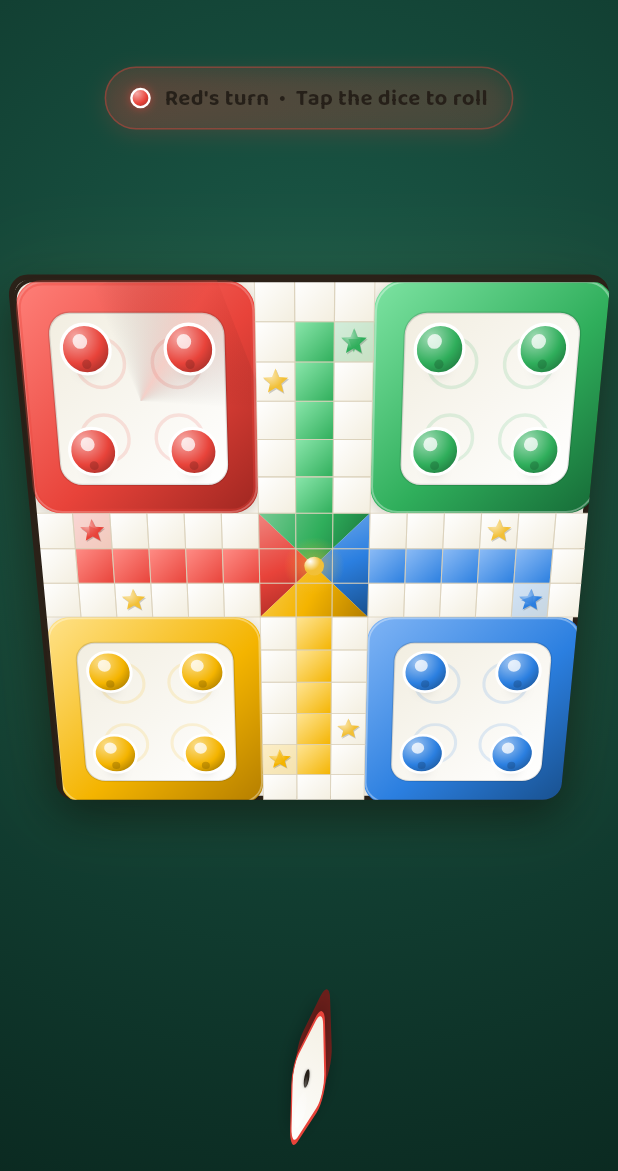
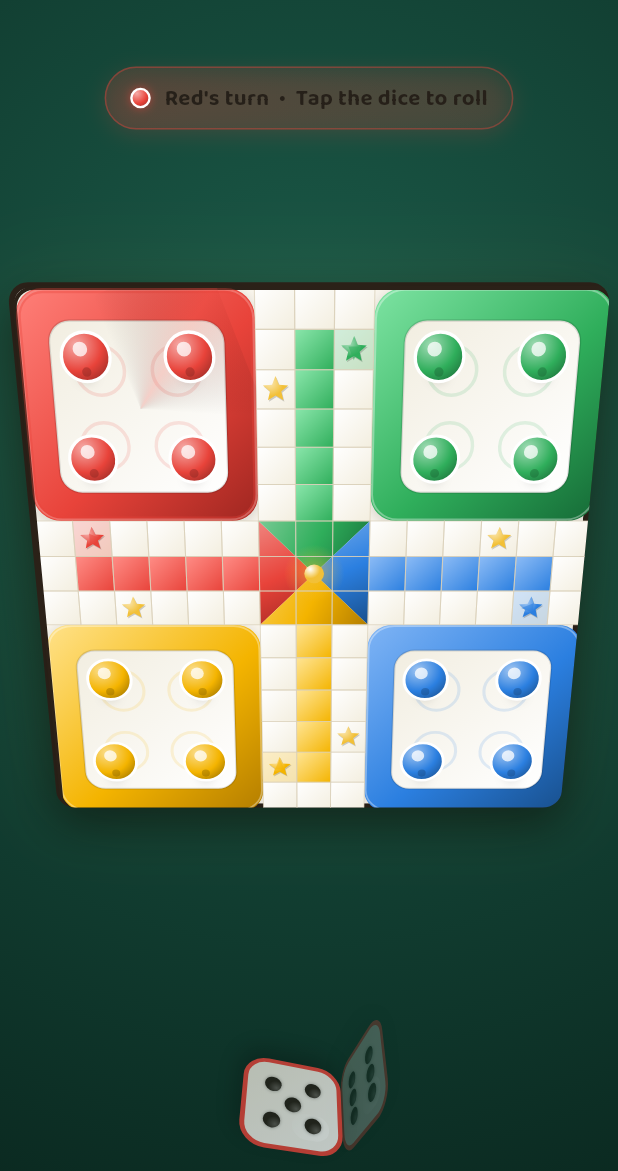
Before and after one commit to Gulshid/Ludo-Game, a Flutter app: the GameScreen screen opened directly, on a phone screen of 412 x 824 dp, the part 65-1236 px from its top. Run offline on Flutter 3.47's test engine with Material 3 defaults, Android fonts, the phone set to English and light mode, and no system bars; our stand-ins replace audioplayers, confetti, flutter_animate, flutter_screenutil, google_fonts, shared_preferences; accounts and stored records are empty.

Commit message:
dice widget is updated

```diff
--- a/ludo_game/lib/widgets/dice_widget.dart
+++ b/ludo_game/lib/widgets/dice_widget.dart
@@ -3,6 +3,7 @@ import 'package:flutter/material.dart';
 import 'package:flutter_screenutil/flutter_screenutil.dart';
 import 'package:ludo_game/models/player_color.dart';
 import 'package:provider/provider.dart';
+import 'package:vector_math/vector_math_64.dart' show Vector3;
 import '../constants/app_colors.dart';
 import '../models/game_phase.dart';
 import '../providers/game_provider.dart';
@@ -101,22 +102,13 @@ class _DiceWidgetState extends State<DiceWidget> with SingleTickerProviderStateM
 
           return Transform.translate(
             offset: Offset(0, hop),
-            child: Transform(
-              alignment: Alignment.center,
-              transform: Matrix4.identity()
-                ..setEntry(3, 2, 0.003)
-                ..rotateX(rotX)
-                ..rotateY(rotY),
             child: AnimatedScale(
               scale: canRoll ? 1.0 : 0.94,
               duration: const Duration(milliseconds: 150),
               curve: Curves.easeOut,
-                child: child,
-              ),
-            ),
-          );
-        },
-        child: _DiceCube(
+              child: _DiceCube3D(
+                rotX: rotX,
+                rotY: rotY,
                 value: _displayValue,
                 accent: accent,
                 dimmed: !canRoll && !_isRolling,
@@ -124,22 +116,35 @@ class _DiceWidgetState extends State<DiceWidget> with SingleTickerProviderStateM
               ),
             ),
           );
+        },
+      ),
+    );
   }
 }
 
-/// A raised, beveled cube: a darker "slab" offset down-right behind a
-/// bright front face forms a clean, always-readable 3D die — the
-/// tumble animation in the parent then rotates this whole thing in 3D.
+/// A real 6-faced cube, not a flat card. Each face is placed in 3D by
+/// pushing it out from the center along its own normal and then
+/// rotating it into position — the same construction used for CSS/GL
+/// cubes. The whole stack of faces is then spun by the parent's
+/// [rotX]/[rotY].
 ///
-/// While [isRolling] is true, the pip face is replaced by a spinning
-/// blur so no specific number is ever visible mid-roll.
-class _DiceCube extends StatefulWidget {
+/// Because every face genuinely occupies its own plane in 3D space,
+/// there's always a real, correctly-foreshortened face pointed roughly
+/// at the camera. Faces are faded out via backface culling
+/// (`facing <= 0`) as they turn away, so the transition between faces
+/// is a smooth cross-fade rather than the old flat card collapsing to
+/// an edge-on sliver mid-spin.
+class _DiceCube3D extends StatefulWidget {
+  final double rotX;
+  final double rotY;
   final int value;
   final Color accent;
   final bool dimmed;
   final bool isRolling;
 
-  const _DiceCube({
+  const _DiceCube3D({
+    required this.rotX,
+    required this.rotY,
     required this.value,
     required this.accent,
     required this.dimmed,
@@ -147,10 +152,10 @@ class _DiceCube extends StatefulWidget {
   });
 
   @override
-  State<_DiceCube> createState() => _DiceCubeState();
+  State<_DiceCube3D> createState() => _DiceCube3DState();
 }
 
-class _DiceCubeState extends State<_DiceCube> with SingleTickerProviderStateMixin {
+class _DiceCube3DState extends State<_DiceCube3D> with SingleTickerProviderStateMixin {
   late final AnimationController _blurSpin;
 
   @override
@@ -171,55 +176,143 @@ class _DiceCubeState extends State<_DiceCube> with SingleTickerProviderStateMixi
   @override
   Widget build(BuildContext context) {
     final double s = 66.w;
-    final double depth = 9.w;
+    final double half = s / 2;
+
+    // A real die: opposite faces always sum to 7. `value` is only
+    // guaranteed correct on the face currently pointed at the camera
+    // (the front face at rest) — the other five just need to be a
+    // physically valid arrangement, since they're only ever glimpsed
+    // in profile while spinning.
+    final int v = widget.value.clamp(1, 6);
+    final int back = 7 - v;
+    final List<int> remaining = [1, 2, 3, 4, 5, 6]..remove(v)..remove(back);
+    final int right = remaining[0];
+    final int top = remaining[1];
+
+    final List<_CubeFaceSpec> specs = [
+      _CubeFaceSpec(pipValue: v, rotY: 0, rotX: 0),
+      _CubeFaceSpec(pipValue: back, rotY: pi, rotX: 0),
+      _CubeFaceSpec(pipValue: right, rotY: pi / 2, rotX: 0),
+      _CubeFaceSpec(pipValue: 7 - right, rotY: -pi / 2, rotX: 0),
+      _CubeFaceSpec(pipValue: top, rotY: 0, rotX: -pi / 2),
+      _CubeFaceSpec(pipValue: 7 - top, rotY: 0, rotX: pi / 2),
+    ];
+
+    final Matrix4 outerRotation = Matrix4.identity()
+      ..rotateX(widget.rotX)
+      ..rotateY(widget.rotY);
+
+    // For each face, rotate its outward normal by (face orientation,
+    // then whole-cube spin) and keep only the z-component: that's how
+    // much it currently points at the viewer. Sorting by this value
+    // gives correct back-to-front paint order for free, and clamping
+    // it to [0, 1] gives a clean backface-culled opacity.
+    final List<_FaceRender> faces = specs.map((spec) {
+      final Matrix4 faceRotation = Matrix4.identity()
+        ..rotateY(spec.rotY)
+        ..rotateX(spec.rotX);
+      final Vector3 normal = outerRotation.multiplied(faceRotation).rotate3(Vector3(0, 0, 1));
+      return _FaceRender(spec: spec, facing: normal.z);
+    }).toList()
+      ..sort((a, b) => a.facing.compareTo(b.facing));
 
     return Opacity(
       opacity: widget.dimmed ? 0.55 : 1.0,
       child: SizedBox(
-        width: s + depth,
-        height: s + depth,
-        child: Stack(
-          children: [
-            // The slab: a solid, darker block sitting behind + below
-            // the face, whose visible sliver reads as cube thickness.
-            Positioned(
-              left: depth,
-              top: depth,
-              child: Container(
         width: s,
         height: s,
+        child: Transform(
+          alignment: Alignment.center,
+          transform: Matrix4.identity()
+            ..setEntry(3, 2, 0.003)
+            ..rotateX(widget.rotX)
+            ..rotateY(widget.rotY),
+          child: Stack(
+            children: faces
+                .where((f) => f.facing > 0.02)
+                .map((f) {
+                  final double opacity = f.facing.clamp(0.0, 1.0);
+                  return Transform(
+                    alignment: Alignment.center,
+                    transform: Matrix4.identity()
+                      ..rotateY(f.spec.rotY)
+                      ..rotateX(f.spec.rotX)
+                      ..translate(0.0, 0.0, half),
+                    child: Opacity(
+                      opacity: opacity,
+                      child: _DiceFace(
+                        value: f.spec.pipValue,
+                        accent: widget.accent,
+                        isRolling: widget.isRolling,
+                        blurController: _blurSpin,
+                        shade: 0.65 + 0.35 * opacity,
+                        size: s,
+                      ),
+                    ),
+                  );
+                })
+                .toList(),
+          ),
+        ),
+      ),
+    );
+  }
+}
+
+class _CubeFaceSpec {
+  final int pipValue;
+  final double rotY;
+  final double rotX;
+
+  const _CubeFaceSpec({required this.pipValue, required this.rotY, required this.rotX});
+}
+
+class _FaceRender {
+  final _CubeFaceSpec spec;
+  final double facing;
+
+  const _FaceRender({required this.spec, required this.facing});
+}
+
+/// One face of the cube: a raised, glossy card either showing the pip
+/// layout for [value] or — while [isRolling] — a spinning blur so no
+/// specific number is ever readable mid-roll.
+class _DiceFace extends StatelessWidget {
+  final int value;
+  final Color accent;
+  final bool isRolling;
+  final AnimationController blurController;
+  final double shade;
+  final double size;
+
+  const _DiceFace({
+    required this.value,
+    required this.accent,
+    required this.isRolling,
+    required this.blurController,
+    required this.shade,
+    required this.size,
+  });
+
+  @override
+  Widget build(BuildContext context) {
+    final Color topColor = Color.lerp(Colors.white, Colors.black, (1 - shade) * 0.45)!;
+    final Color baseColor = Color.lerp(const Color(0xFFF3EFE2), Colors.black, (1 - shade) * 0.45)!;
+
+    return Container(
+      width: size,
+      height: size,
       decoration: BoxDecoration(
         borderRadius: BorderRadius.circular(16.r),
+        border: Border.all(color: accent, width: 3.w),
         gradient: LinearGradient(
           begin: Alignment.topLeft,
           end: Alignment.bottomRight,
-                    colors: [
-                      Color.lerp(widget.accent, Colors.black, 0.35)!,
-                      Color.lerp(widget.accent, Colors.black, 0.55)!,
-                    ],
-                  ),
-                ),
-              ),
-            ),
-            // The front face — always straight-on, so the pips are
-            // never distorted.
-            Positioned(
-              left: 0,
-              top: 0,
-              child: Container(
-                width: s,
-                height: s,
-                decoration: BoxDecoration(
-                  borderRadius: BorderRadius.circular(16.r),
-                  border: Border.all(color: widget.accent, width: 3.w),
-                  gradient: const LinearGradient(
-                    begin: Alignment.topLeft,
-                    end: Alignment.bottomRight,
-                    colors: [Colors.white, Color(0xFFF3EFE2)],
+          colors: [topColor, baseColor],
         ),
         boxShadow: [
           BoxShadow(
-                      color: Colors.black.withValues(alpha: 0.32),
+            color: Colors.black.withValues(alpha: 0.32 * shade),
             blurRadius: 12.r,
             offset: Offset(3.w, 7.h),
           ),
@@ -231,8 +324,8 @@ class _DiceCubeState extends State<_DiceCube> with SingleTickerProviderStateMixi
           Positioned(
             left: 6.w,
             top: 6.h,
-                      right: s * 0.45,
-                      height: s * 0.28,
+            right: size * 0.45,
+            height: size * 0.28,
             child: DecoratedBox(
               decoration: BoxDecoration(
                 borderRadius: BorderRadius.circular(10.r),
@@ -240,23 +333,18 @@ class _DiceCubeState extends State<_DiceCube> with SingleTickerProviderStateMixi
                   begin: Alignment.topLeft,
                   end: Alignment.bottomRight,
                   colors: [
-                              Colors.white.withValues(alpha: 0.75),
+                    Colors.white.withValues(alpha: 0.75 * shade),
                     Colors.white.withValues(alpha: 0.0),
                   ],
                 ),
               ),
             ),
           ),
-                    if (widget.isRolling)
-                      _RollingBlur(controller: _blurSpin, accent: widget.accent)
+          if (isRolling)
+            _RollingBlur(controller: blurController, accent: accent)
           else
-                      _DiceFace(value: widget.value),
+            _DicePips(value: value),
         ],
-                ),
-              ),
-            ),
-          ],
-        ),
       ),
     );
   }
@@ -310,10 +398,10 @@ class _RollingBlur extends StatelessWidget {
 
 /// Draws a classic dice pip layout (1-6) on a 3x3 grid, no image assets
 /// required, with each pip rendered as a tiny glossy sphere.
-class _DiceFace extends StatelessWidget {
+class _DicePips extends StatelessWidget {
   final int value;
 
-  const _DiceFace({required this.value});
+  const _DicePips({required this.value});
 
   static const Map<int, List<List<int>>> _pipGrid = {
     1: [
```
Also changed, not shown: 1 other file. Lines whose indentation alone changed are shown as unchanged.
